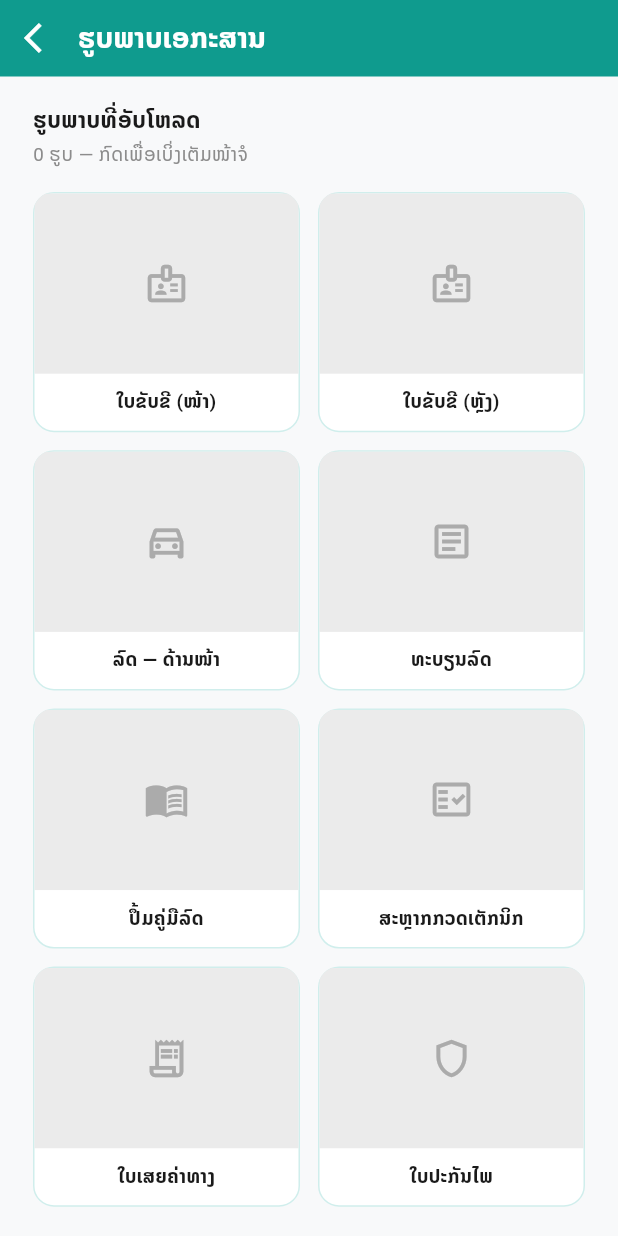
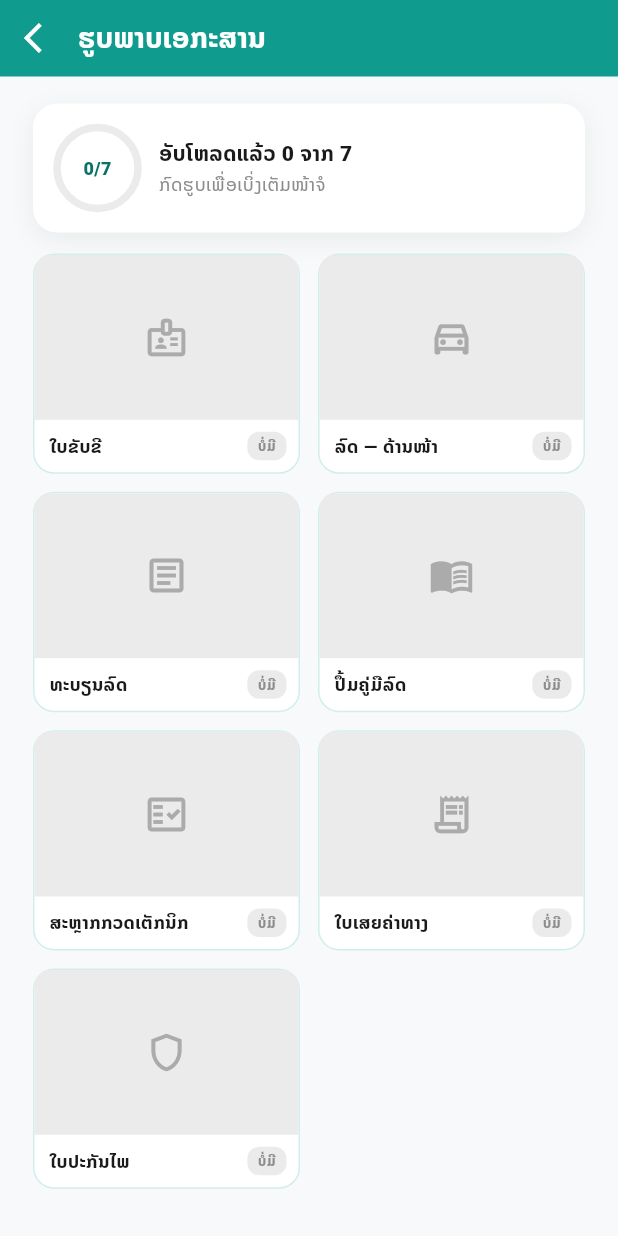
Before and after one commit to haen3689/motogate_v1, a Flutter app: the VehiclePhotosScreen screen opened directly with empty values, on a phone screen of 412 x 824 dp. Run offline on Flutter 3.47's test engine with Material 3 defaults, Android fonts, the phone set to English and light mode, and no system bars; drawn by our look-alikes of showcaseview; our stand-ins replace cloud_firestore, dio, firebase_analytics, firebase_auth, firebase_core, firebase_messaging and 5 more; accounts and stored records are empty; network calls fail.

Commit message:
Redesign photo gallery with progress-ring overview
- Remove unused "license back" placeholder tile (no backend field)
- Add a completion progress ring card ("X/7 uploaded") above the grid
- Add ມີ/ບໍ່ມີ status tags to each photo card

Co-Authored-By: Claude Sonnet 5 <noreply@anthropic.com>

```diff
--- a/lib/features/vehicle/vehicle_photos_screen.dart
+++ b/lib/features/vehicle/vehicle_photos_screen.dart
@@ -52,8 +52,7 @@ class _VehiclePhotosScreenState extends State<VehiclePhotosScreen> {
     final regFrontUrl = widget.vehicle['registration_front_url']?.toString();
     final regBackUrl = widget.vehicle['registration_back_url']?.toString();
     return [
-      _PhotoTile(label: 'ໃບຂັບຂີ (ໜ້າ)', icon: Icons.badge_outlined, url: licenseUrl),
-      const _PhotoTile(label: 'ໃບຂັບຂີ (ຫຼັງ)', icon: Icons.badge_outlined),
+      _PhotoTile(label: 'ໃບຂັບຂີ', icon: Icons.badge_outlined, url: licenseUrl),
       const _PhotoTile(label: 'ລົດ — ດ້ານໜ້າ', icon: Icons.directions_car_filled_outlined),
       _PhotoTile(label: 'ທະບຽນລົດ', icon: Icons.article_outlined, url: regFrontUrl),
       _PhotoTile(label: 'ປຶ້ມຄູ່ມືລົດ', icon: Icons.menu_book_outlined, url: regBackUrl),
@@ -80,7 +79,6 @@ class _VehiclePhotosScreenState extends State<VehiclePhotosScreen> {
   Widget build(BuildContext context) {
     final tiles = _tiles;
     final photoCount = tiles.where((t) => t.hasPhoto).length;
-    final plate = widget.vehicle['plate_number']?.toString();
 
     return Scaffold(
       backgroundColor: AppColors.background,
@@ -90,14 +88,7 @@ class _VehiclePhotosScreenState extends State<VehiclePhotosScreen> {
           : ListView(
               padding: const EdgeInsets.fromLTRB(22, 18, 22, 32),
               children: [
-                Text('ຮູບພາບທີ່ອັບໂຫລດ',
-                    style: AppTextStyles.titleSmall.copyWith(fontSize: 15, fontWeight: FontWeight.w800)),
-                const SizedBox(height: 4),
-                Text(
-                    '$photoCount ຮູບ — ກົດເພື່ອເບິ່ງເຕັມໜ້າຈໍ'
-                    '${plate?.isNotEmpty == true ? '  ·  ທະບຽນ: $plate' : ''}',
-                    style: AppTextStyles.caption.copyWith(color: AppColors.grey500, fontSize: 12.5)),
-                const SizedBox(height: 16),
+                _progressCard(photoCount, tiles.length),
                 for (var i = 0; i < tiles.length; i += 2) ...[
                   Row(crossAxisAlignment: CrossAxisAlignment.start, children: [
                     Expanded(child: _photoCard(tiles[i])),
@@ -114,6 +105,64 @@ class _VehiclePhotosScreenState extends State<VehiclePhotosScreen> {
     );
   }
 
+  Widget _progressCard(int filled, int total) {
+    final plate = widget.vehicle['plate_number']?.toString();
+    return Container(
+      padding: const EdgeInsets.all(16),
+      margin: const EdgeInsets.only(bottom: 14),
+      decoration: BoxDecoration(
+        color: Colors.white,
+        borderRadius: BorderRadius.circular(16),
+        boxShadow: [
+          BoxShadow(color: Colors.black.withValues(alpha: 0.06), blurRadius: 14, offset: const Offset(0, 4)),
+        ],
+      ),
+      child: Row(children: [
+        SizedBox(
+          width: 54,
+          height: 54,
+          child: Stack(alignment: Alignment.center, children: [
+            SizedBox(
+              width: 54,
+              height: 54,
+              child: CircularProgressIndicator(
+                value: total == 0 ? 0 : filled / total,
+                strokeWidth: 5,
+                backgroundColor: AppColors.grey100,
+                valueColor: const AlwaysStoppedAnimation(AppColors.primary),
+              ),
+            ),
+            Container(
+              width: 42,
+              height: 42,
+              decoration: const BoxDecoration(color: Colors.white, shape: BoxShape.circle),
+              child: Center(
+                child: Text('$filled/$total',
+                    style: const TextStyle(
+                        fontSize: 12, fontWeight: FontWeight.w800, color: AppColors.primaryDark)),
+              ),
+            ),
+          ]),
+        ),
+        const SizedBox(width: 14),
+        Expanded(
+          child: Column(
+            crossAxisAlignment: CrossAxisAlignment.start,
+            children: [
+              Text('ອັບໂຫລດແລ້ວ $filled ຈາກ $total',
+                  style: AppTextStyles.titleSmall.copyWith(fontSize: 14, fontWeight: FontWeight.w800)),
+              const SizedBox(height: 2),
+              Text(
+                  'ກົດຮູບເພື່ອເບິ່ງເຕັມໜ້າຈໍ'
+                  '${plate?.isNotEmpty == true ? '  ·  ທະບຽນ: $plate' : ''}',
+                  style: AppTextStyles.caption.copyWith(color: AppColors.grey500, fontSize: 12)),
+            ],
+          ),
+        ),
+      ]),
+    );
+  }
+
   Widget _photoCard(_PhotoTile tile) {
     return GestureDetector(
       onTap: () => _openTile(tile),
@@ -125,19 +174,37 @@ class _VehiclePhotosScreenState extends State<VehiclePhotosScreen> {
           borderRadius: BorderRadius.circular(14),
         ),
         child: Column(crossAxisAlignment: CrossAxisAlignment.stretch, children: [
-          AspectRatio(aspectRatio: 189 / 129, child: _thumb(tile)),
+          AspectRatio(aspectRatio: 189 / 118, child: _thumb(tile)),
           Padding(
-            padding: const EdgeInsets.symmetric(vertical: 10, horizontal: 6),
-            child: Text(tile.label,
-                textAlign: TextAlign.center,
-                maxLines: 1,
-                overflow: TextOverflow.ellipsis,
-                style: const TextStyle(color: Color(0xFF1A1A1A), fontSize: 12.5, fontWeight: FontWeight.w600)),
+            padding: const EdgeInsets.fromLTRB(10, 8, 8, 8),
+            child: Row(children: [
+              Expanded(
+                child: Text(tile.label,
+                    maxLines: 1,
+                    overflow: TextOverflow.ellipsis,
+                    style: const TextStyle(color: Color(0xFF1A1A1A), fontSize: 12, fontWeight: FontWeight.w700)),
+              ),
+              const SizedBox(width: 4),
+              _statusTag(tile.hasPhoto),
+            ]),
           ),
         ]),
       ),
     );
   }
+
+  Widget _statusTag(bool has) => Container(
+        padding: const EdgeInsets.symmetric(horizontal: 7, vertical: 3),
+        decoration: BoxDecoration(
+          color: has ? const Color(0xFFDCFCE7) : AppColors.grey100,
+          borderRadius: BorderRadius.circular(8),
+        ),
+        child: Text(has ? 'ມີ' : 'ບໍ່ມີ',
+            style: TextStyle(
+                fontSize: 9,
+                fontWeight: FontWeight.w800,
+                color: has ? const Color(0xFF16A34A) : AppColors.grey500)),
+      );
 
   Widget _thumb(_PhotoTile tile) {
     if (!tile.hasPhoto) {
```
